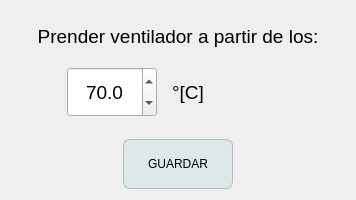
ronihdzz/IoT_domotica, file GUI/CUERPO/DISENO/SISTEMA_CONTROL/configVenti_dise.ui: the form before one commit.
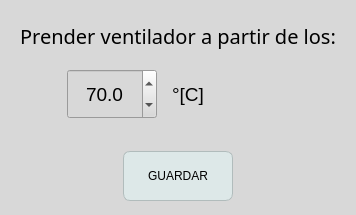
The form after the commit. Icons and pictures are not drawn.

Commit message: En esta modificacion empece a comentar algunas partes de mi codigo y al mismo tiempo aproveche para cambiar el diseño de mi programa a un mas inovador, dicho cambio requirio modificar varias secciones del programa por ejemplo todas las widgets del 'SISTEMA DE CONTROL' las modifique asi como remplace muchas imagenes, todo con la finalidad de mejorar el diseño de mi proyecto

Diff of the .ui file:
```diff
--- a/GUI/CUERPO/DISENO/SISTEMA_CONTROL/configVenti_dise.ui
+++ b/GUI/CUERPO/DISENO/SISTEMA_CONTROL/configVenti_dise.ui
@@ -10,7 +10,7 @@
     <x>0</x>
     <y>0</y>
     <width>354</width>
-    <height>200</height>
+    <height>215</height>
    </rect>
   </property>
   <property name="mouseTracking">
@@ -32,6 +32,10 @@
   <property name="autoFillBackground">
    <bool>false</bool>
   </property>
+  <property name="styleSheet">
+   <string notr="true">background-color: #d8d8d8;
+</string>
+  </property>
   <property name="windowFilePath">
    <string/>
   </property>
@@ -61,12 +65,17 @@
      </property>
      <property name="font">
       <font>
-       <pointsize>14</pointsize>
+       <family>TamilSangamMN</family>
+       <pointsize>-1</pointsize>
       </font>
      </property>
      <property name="layoutDirection">
       <enum>Qt::LeftToRight</enum>
      </property>
+     <property name="styleSheet">
+      <string notr="true">  font-family: TamilSangamMN;
+  font-size: 20px;</string>
+     </property>
      <property name="text">
       <string>Prender ventilador a partir de los:</string>
      </property>
```
Left out of the diff: 2 changed lines with no effect on the pictures. The commit also changes 86 other files.
